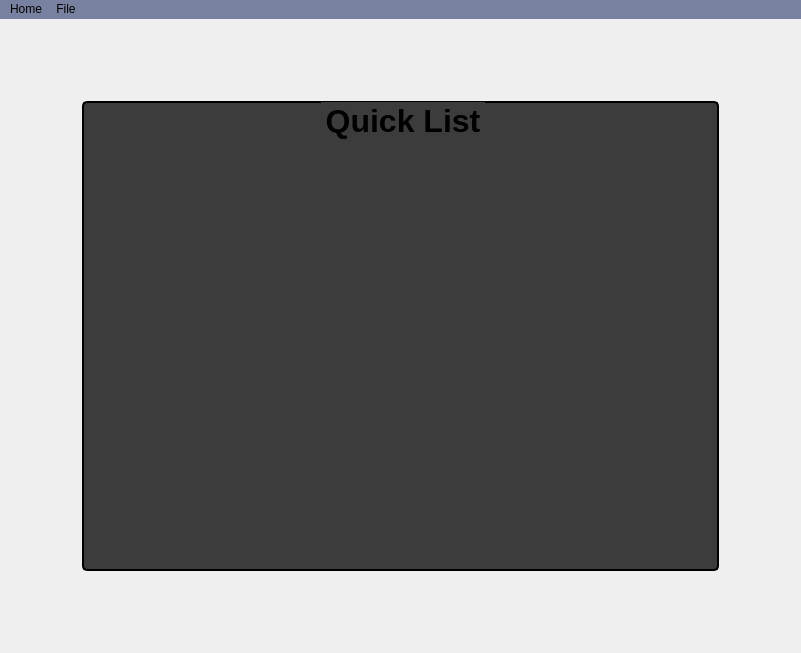
First picture: the form in UIFiles/mainWindow.ui, repository IvanW5X/audio-prod, before the edit.
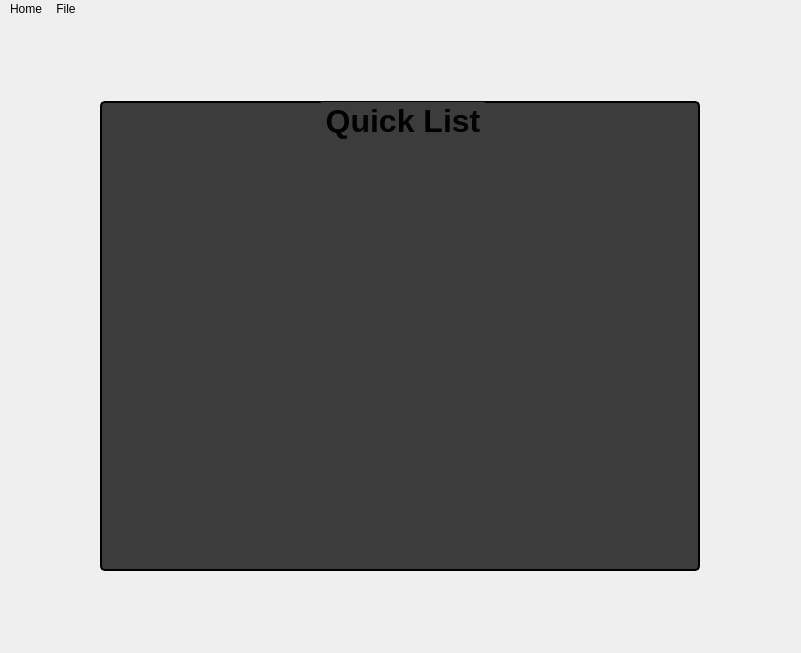
Second picture: the form after the edit. Icons and pictures are not drawn.

```diff
--- a/UIFiles/mainWindow.ui
+++ b/UIFiles/mainWindow.ui
@@ -82,7 +82,7 @@
           </property>
           <property name="sizeHint" stdset="0">
            <size>
-            <width>80</width>
+            <width>100</width>
             <height>80</height>
            </size>
           </property>
@@ -169,7 +169,7 @@
           </property>
           <property name="sizeHint" stdset="0">
            <size>
-            <width>80</width>
+            <width>100</width>
             <height>80</height>
            </size>
           </property>
@@ -215,7 +215,9 @@
     </rect>
    </property>
    <property name="styleSheet">
-    <string notr="true">background-color: rgba(0, 18, 81, 0.5);</string>
+    <string notr="true">#menuBar {
+	background: transparent;
+}</string>
    </property>
    <widget class="QMenu" name="menuHome">
     <property name="title">
```
